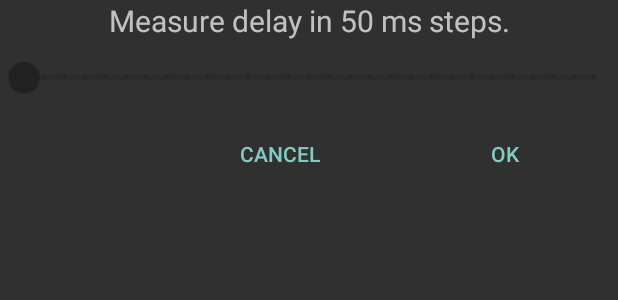
After one commit to iszilagyigit/ParkDistanceControl, an Android app: the layout time_slider_dialog.xml on its own in the app's theme, with its tools: preview values and no code run, on a phone screen of 412 x 824 dp. The commit adds this screen. Shown: the top 300 px of the screen. Run offline under Robolectric (Android 15) with nearby library versions, the phone set to English and light mode, and no system bars.

Commit message:
new dialog with an slider

```diff
--- a/app/src/main/java/com/pdc/main/parkdistancecontrol2/ParkSensorBackgroundService.java
+++ b/app/src/main/java/com/pdc/main/parkdistancecontrol2/ParkSensorBackgroundService.java
@@ -58,7 +58,7 @@ public class ParkSensorBackgroundService extends JobIntentService {
      *
      * @return Linux SPI device file handler or -1 in case of an error.
      */
-    private native static int initSPIDevice();
+    private static native int initSPIDevice();
 
     /**
      * Send and receive 4 bytes to SPI device.
@@ -73,7 +73,7 @@ public class ParkSensorBackgroundService extends JobIntentService {
      * @param pSpiFileHandler Linux file handler
      * @return the received 4 bytes.
      */
-    private native static long parkSensorSpi4Bytes(int pSpiFileHandler);
+    private static native long parkSensorSpi4Bytes(int pSpiFileHandler);
 
     /**
      * Convenience method for enqueuing work in to this service.
--- /dev/null
+++ b/app/src/main/res/layout/time_slider_dialog.xml
@@ -0,0 +1,37 @@
+<?xml version="1.0" encoding="utf-8"?>
+<LinearLayout xmlns:android="http://schemas.android.com/apk/res/android"
+  android:layout_width="match_parent"
+  android:layout_height="match_parent"
+  android:orientation="vertical">
+  <TextView
+    android:layout_width="match_parent"
+    android:layout_height="wrap_content"
+    android:textAlignment="center"
+    android:textSize="20sp"
+    android:text="@string/time_slider_dialog_message"/>
+  <com.google.android.material.slider.Slider
+    android:id="@+id/time_slider_slider"
+    android:layout_width="match_parent"
+    android:layout_height="100dp"
+    android:stepSize="50.0"
+    android:valueFrom="100.0"
+    android:valueTo="1500.0" />
+  <LinearLayout
+    android:layout_width="match_parent"
+    android:layout_height="wrap_content"
+    android:orientation="horizontal"
+    android:gravity="end">
+    <Button
+      android:id="@+id/time_slider_ok"
+      android:layout_width="150dp"
+      android:layout_height="wrap_content"
+      android:text="@string/cancel"
+      style="?android:attr/buttonBarButtonStyle" />
+    <Button
+      android:id="@+id/time_slider_cancel"
+      android:layout_width="150dp"
+      android:layout_height="wrap_content"
+      android:text="@string/ok"
+      style="?android:attr/buttonBarButtonStyle" />
+  </LinearLayout>
+</LinearLayout>
--- a/app/src/main/res/values/strings.xml
+++ b/app/src/main/res/values/strings.xml
@@ -1,4 +1,8 @@
 <resources>
     <string name="app_name">ParkDistanceControl2</string>
     <string name="action_delayconfig">[Delays]</string>
+    <string name="time_slider_dialog_title">Loop Configuration</string>
+    <string name="time_slider_dialog_message">Measure delay in 50 ms steps.</string>
+    <string name="ok">OK</string>
+    <string name="cancel">Cancel</string>
 </resources>
```
Also changed, not shown: app/src/main/java/com/pdc/main/parkdistancecontrol2/MainActivity.java (+26 -1 lines).
